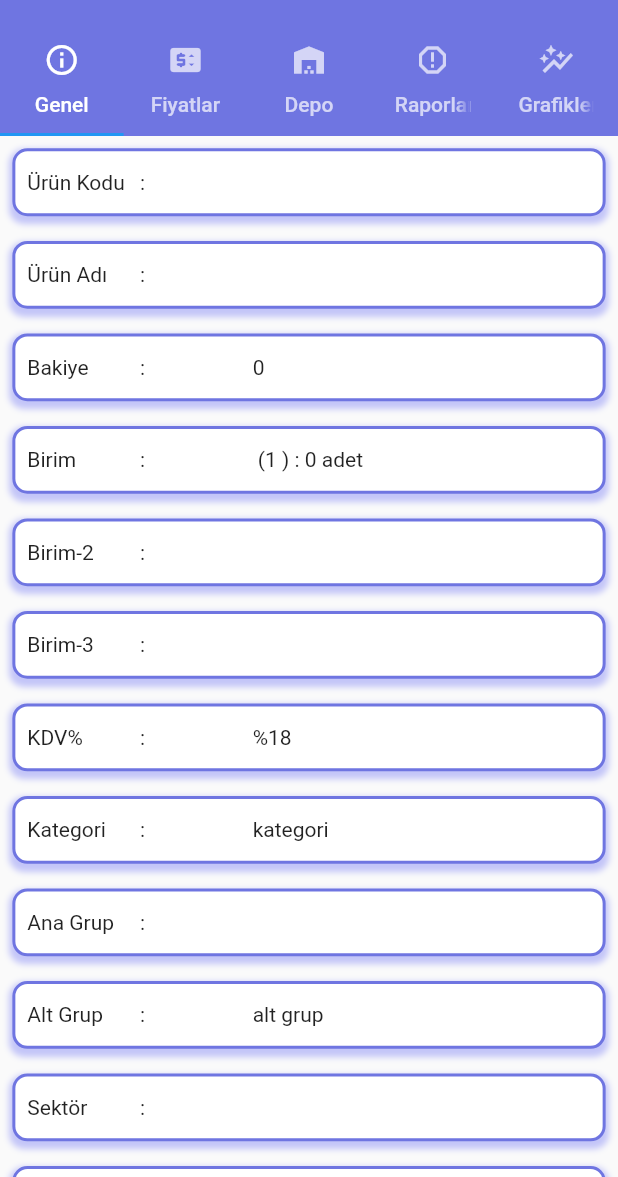
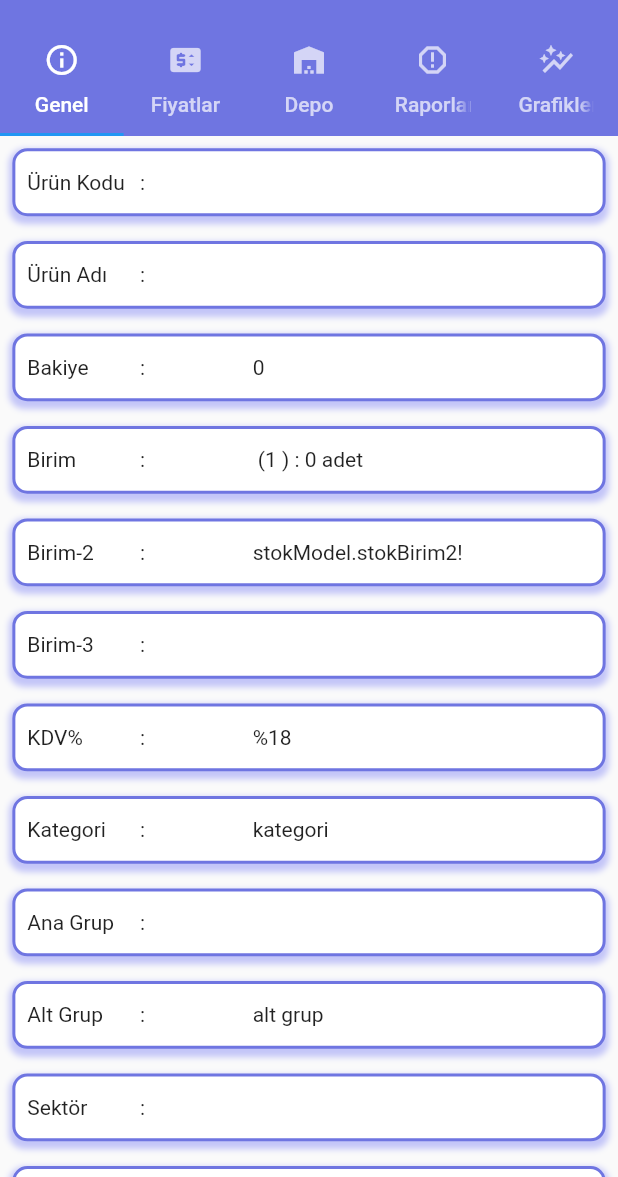
Before and after one commit to kesenalican/dinamik-mikro, a Flutter app: the StokDetay screen opened directly with empty values, on a phone screen of 412 x 824 dp, the part 59-1236 px from its top. Run offline on Flutter 3.47's test engine with Material 2 defaults, Android fonts, the phone set to English and light mode, and no system bars; our stand-ins replace dio, flutter_hooks, flutter_riverpod, hooks_riverpod, liquid_pull_to_refresh; missing offline and left inert: flutter_barcode_scanner; network calls fail.

```diff
--- a/lib/View/common/detay_satir.dart
+++ b/lib/View/common/detay_satir.dart
@@ -17,7 +17,7 @@ class _DetaySatirState extends BaseState<DetaySatir> {
   @override
   Widget build(BuildContext context) {
     return Padding(
-      padding:paddingDefault,
+      padding: paddingDefault,
       child: Container(
         decoration: BoxDecoration(
           boxShadow: [
--- a/lib/View/screens/stokIslemleri/model/stoklar_model.dart
+++ b/lib/View/screens/stokIslemleri/model/stoklar_model.dart
@@ -18,7 +18,7 @@ class Stoklar {
     required this.stokAnaGrup,
     required this.stokSektor,
     required this.stokBirim1,
-    required this.stokBirim2,
+    this.stokBirim2,
     required this.stokBirim3,
     required this.stokBirim3Katsayi,
     required this.stokReyon,
@@ -35,13 +35,13 @@ class Stoklar {
   final String stokAnaGrup;
   final String stokSektor;
   final String stokBirim1;
-  final String stokBirim2;
+  final String? stokBirim2;
   final String stokBirim3;
   final double stokBirim3Katsayi;
   final String stokReyon;
   final String stokMarka;
   final String stokModel;
-  final double merkez;
+  final double? merkez;
   final double stokMiktar;
 
   factory Stoklar.fromMap(Map<String, dynamic> json) => Stoklar(
@@ -76,7 +76,7 @@ class Stoklar {
         "StokReyon": stokReyon,
         "StokMarka": stokMarka,
         "StokModel": stokModel,
-        "MERKEZ": merkez,
+        "MERKEZ": merkez!.ceil(),
         "StokMiktar": stokMiktar,
       };
 }
--- a/lib/View/screens/stokIslemleri/view/tabs/stok_depo_tab.dart
+++ b/lib/View/screens/stokIslemleri/view/tabs/stok_depo_tab.dart
@@ -112,7 +112,7 @@ class DepoTab extends ConsumerWidget {
                 padding: EdgeInsets.all(dynamicHeight * 0.01),
                 child: Text(
                     //DEPODAKİ TOPLAM ÜRÜN
-                    "${Constants.MIKTAR} ${stokModel.merkez.ceil()} ${stokModel.stokBirim1}"),
+                    "${Constants.MIKTAR} {stokModel.merkez.ceil()} ${stokModel.stokBirim1}"),
               ),
             ],
           ),
--- a/lib/View/screens/stokIslemleri/view/tabs/stok_genel_tab.dart
+++ b/lib/View/screens/stokIslemleri/view/tabs/stok_genel_tab.dart
@@ -37,7 +37,7 @@ class StokGenel extends ConsumerWidget {
                     "${stokModel.stokBirim1} (1 ${stokModel.stokBirim1}) : ${stokModel.stokBirim3Katsayi.toInt()} adet"),
             DetaySatir(
                 hangiOzellik: Constants.BIRIM_2,
-                urunBilgi: stokModel.stokBirim2),
+                urunBilgi: "stokModel.stokBirim2!"),
             DetaySatir(
                 hangiOzellik: Constants.BIRIM_3,
                 urunBilgi: stokModel.stokBirim3),
```
Also changed, not shown: lib/Model/pagination_model.dart (added, +10 -0 lines), lib/View/screens/stokIslemleri/view/stok_karti.dart (+5 -2 lines), lib/View/screens/stokIslemleri/view/tabs/stok_raporlar_tab.dart (+3 -10 lines), lib/service/Providers/api_status.dart (added, +11 -0 lines), lib/view/screens/stokIslemleri/service/stok_service.dart (+32 -9 lines), lib/view/screens/stokIslemleri/view/reports/en_cok_satilan_urunler.dart (+2 -6 lines), lib/view/screens/stokIslemleri/viewmodel/stok_deneme.dart (+0 -147 lines), lib/view/screens/stokIslemleri/viewmodel/stok_view_model.dart (+50 -21 lines), pubspec.yaml (+9 -10 lines), pubspec.lock, 1 other file.
